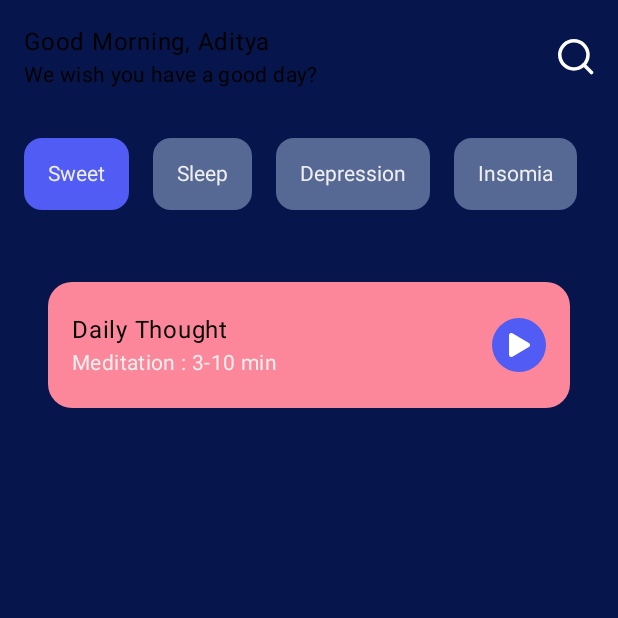
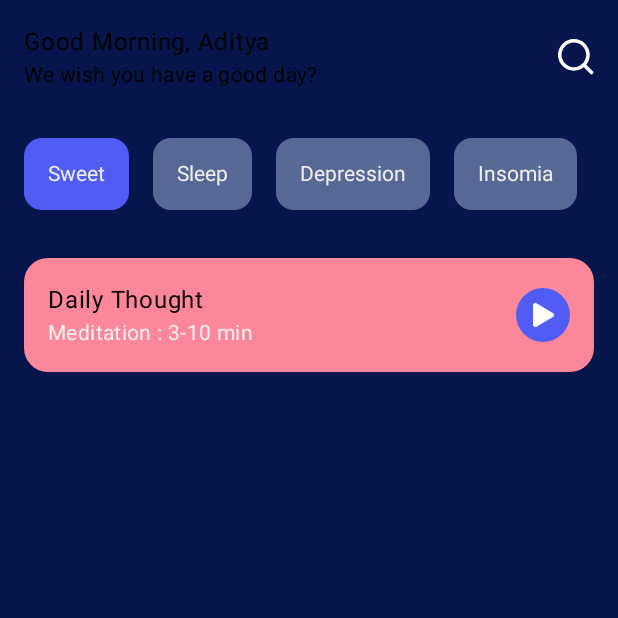
Before and after one commit to aditya-190/JetPack-Learnings, an Android app built with Jetpack Compose: the screen it shows after launch (MainActivity), on a phone screen of 412 x 824 dp, the top half of it. Run offline under Robolectric (Android 15) with nearby library versions, the phone set to English and light mode, and no system bars; Roboto replaces fonts that are not available here.

Commit message:
Detailed Commit (Auto Tracker) - Modified: MeditationApp/app/src/main/java/com/bhardwaj/meditationapp/ui/HomeScreen.kt - From Auto Tracker.

```diff
--- a/MeditationApp/app/src/main/java/com/bhardwaj/meditationapp/ui/HomeScreen.kt
+++ b/MeditationApp/app/src/main/java/com/bhardwaj/meditationapp/ui/HomeScreen.kt
@@ -35,6 +35,7 @@ fun HomeScreen() {
             HeadingSection()
             SubHeadingChips()
             CurrentMeditation()
+            FeatureSection()
         }
     }
 }
@@ -112,11 +113,10 @@ fun CurrentMeditation(
             horizontalArrangement = Arrangement.SpaceBetween,
             verticalAlignment = Alignment.CenterVertically,
             modifier = Modifier
-                .padding(16.dp)
                 .clip(RoundedCornerShape(16.dp))
                 .background(LightRed)
-                .padding(horizontal = 16.dp, vertical = 20.dp)
                 .fillMaxWidth()
+                .padding(16.dp)
 
         ) {
             Column(
@@ -145,3 +145,7 @@ fun CurrentMeditation(
         }
     }
 }
+
+@Composable
+fun FeatureSection() {
+}
```
